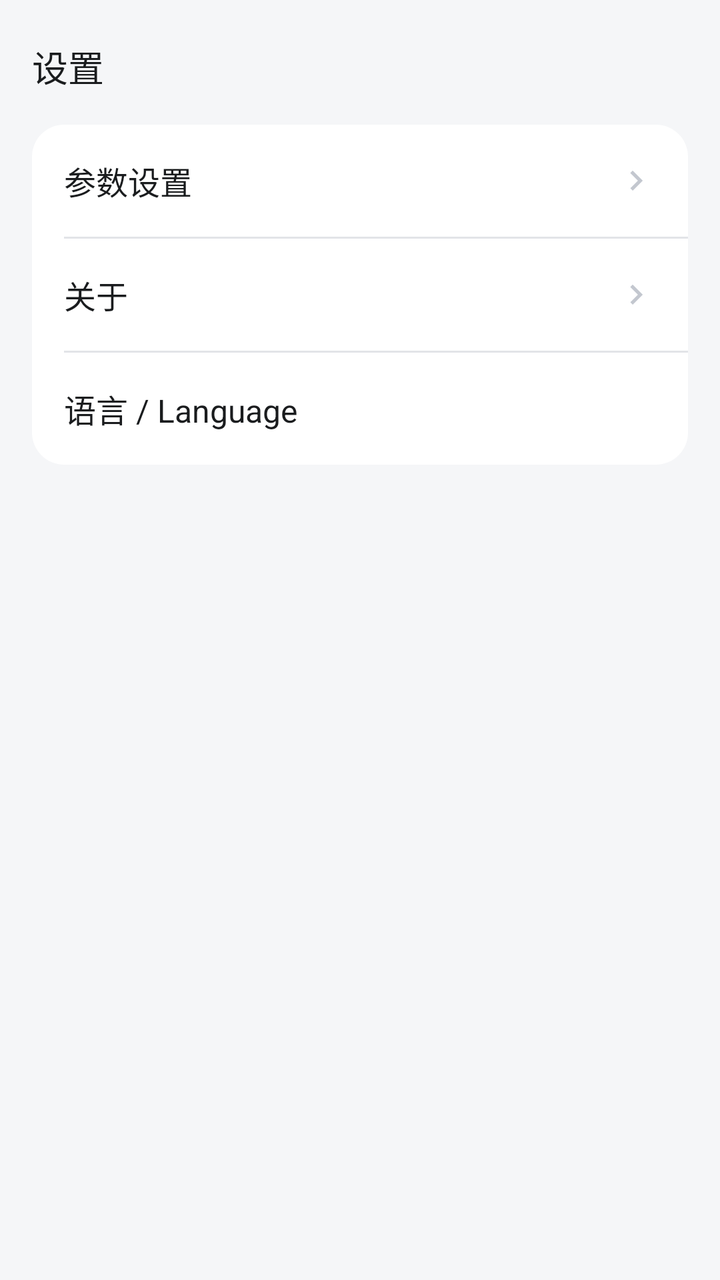
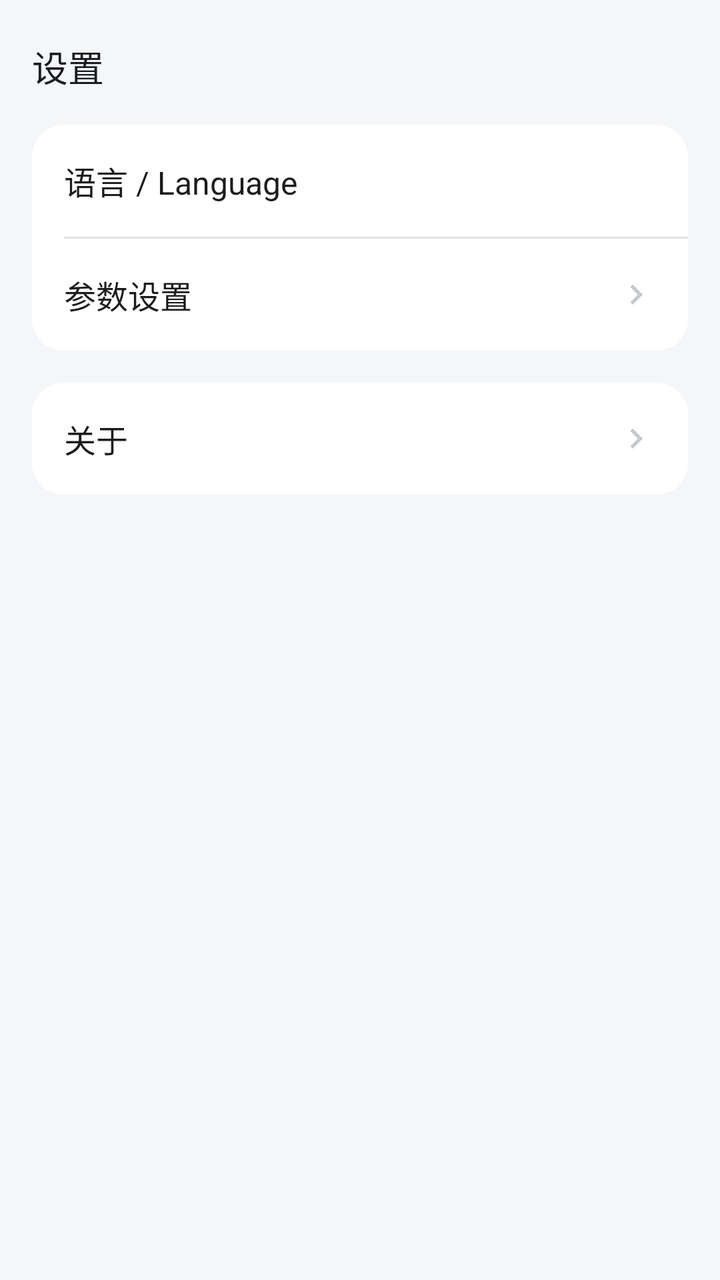

Before-and-after screenshots of an Android layout around one commit, followed by the original layout XML and the change that was made.
<!-- AndroidManifest.xml: application theme Theme.LightShadowArtPhone -->
<!-- res/layout/view_settings.xml -->
<?xml version="1.0" encoding="utf-8"?>
<FrameLayout xmlns:android="http://schemas.android.com/apk/res/android"
    android:layout_width="match_parent"
    android:layout_height="match_parent">

    
    <ScrollView
        android:id="@+id/settings_menu"
        android:layout_width="match_parent"
        android:layout_height="match_parent"
        android:fillViewport="true">

        <LinearLayout
            android:layout_width="match_parent"
            android:layout_height="wrap_content"
            android:orientation="vertical"
            android:paddingStart="16dp"
            android:paddingTop="20dp"
            android:paddingEnd="16dp"
            android:paddingBottom="16dp">

            <TextView
                style="@style/Text.PageTitle"
                android:layout_width="match_parent"
                android:layout_height="wrap_content"
                android:text="@string/tab_settings" />

            
            <TextView
                android:id="@+id/tv_settings_identity"
                style="@style/Text.Hint"
                android:layout_width="match_parent"
                android:layout_height="wrap_content"
                android:layout_marginTop="4dp"
                android:visibility="gone" />

            
            <LinearLayout
                android:layout_width="match_parent"
                android:layout_height="wrap_content"
                android:layout_marginTop="16dp"
                android:background="@drawable/bg_card"
                android:orientation="vertical">

                
                <LinearLayout
                    android:id="@+id/btn_settings_params"
                    style="@style/Settings.Row.Clickable">

                    <TextView
                        style="@style/Text.RowTitle"
                        android:layout_width="0dp"
                        android:layout_height="wrap_content"
                        android:layout_weight="1"
                        android:text="@string/settings_title" />

                    <ImageView
                        android:layout_width="20dp"
                        android:layout_height="20dp"
                        android:contentDescription="@null"
                        android:src="@drawable/ic_chevron_right" />
                </LinearLayout>

                <View
                    android:layout_width="match_parent"
                    android:layout_height="1dp"
                    android:layout_marginStart="16dp"
                    android:background="@color/divider" />

                
                <LinearLayout
                    android:id="@+id/btn_settings_about"
                    style="@style/Settings.Row.Clickable">

                    <TextView
                        style="@style/Text.RowTitle"
                        android:layout_width="0dp"
                        android:layout_height="wrap_content"
                        android:layout_weight="1"
                        android:text="@string/settings_about" />

                    <ImageView
                        android:layout_width="20dp"
                        android:layout_height="20dp"
                        android:contentDescription="@null"
                        android:src="@drawable/ic_chevron_right" />
                </LinearLayout>

                <View
                    android:layout_width="match_parent"
                    android:layout_height="1dp"
                    android:layout_marginStart="16dp"
                    android:background="@color/divider" />

                
                <LinearLayout
                    android:id="@+id/btn_settings_language"
                    style="@style/Settings.Row.Clickable">

                    <TextView
                        style="@style/Text.RowTitle"
                        android:layout_width="0dp"
                        android:layout_height="wrap_content"
                        android:layout_weight="1"
                        android:text="@string/settings_language" />

                    <TextView
                        android:id="@+id/tv_settings_language_value"
                        style="@style/Text.Hint"
                        android:layout_width="wrap_content"
                        android:layout_height="wrap_content" />
                </LinearLayout>
            </LinearLayout>

            
            <LinearLayout
                android:id="@+id/btn_settings_logout"
                style="@style/Settings.Row.Clickable"
                android:layout_marginTop="16dp"
                android:background="@drawable/bg_card"
                android:visibility="gone">

                <TextView
                    style="@style/Text.RowTitle"
                    android:layout_width="0dp"
                    android:layout_height="wrap_content"
                    android:layout_weight="1"
                    android:text="@string/settings_logout" />
            </LinearLayout>
        </LinearLayout>
    </ScrollView>

    
    <ScrollView
        android:id="@+id/settings_params_page"
        android:layout_width="match_parent"
        android:layout_height="match_parent"
        android:fillViewport="true"
        android:visibility="gone">

        <LinearLayout
            android:layout_width="match_parent"
            android:layout_height="wrap_content"
            android:orientation="vertical"
            android:paddingStart="16dp"
            android:paddingTop="20dp"
            android:paddingEnd="16dp"
            android:paddingBottom="16dp">

            
            <LinearLayout
                android:layout_width="match_parent"
                android:layout_height="wrap_content"
                android:gravity="center_vertical"
                android:orientation="horizontal">

                <ImageButton
                    android:id="@+id/btn_settings_params_back"
                    android:layout_width="40dp"
                    android:layout_height="40dp"
                    android:background="?attr/selectableItemBackgroundBorderless"
                    android:contentDescription="@string/action_back"
                    android:padding="8dp"
                    android:scaleType="centerInside"
                    android:src="@drawable/ic_arrow_back" />

                <TextView
                    style="@style/Text.PageTitle"
                    android:layout_width="wrap_content"
                    android:layout_height="wrap_content"
                    android:layout_marginStart="8dp"
                    android:text="@string/settings_title" />
            </LinearLayout>

            <TextView
                android:id="@+id/tv_settings_hint"
                style="@style/Text.Hint"
                android:layout_width="match_parent"
                android:layout_height="wrap_content"
                android:layout_marginTop="6dp"
                android:text="@string/settings_admin_hint" />

            
            <LinearLayout
                android:layout_width="match_parent"
                android:layout_height="wrap_content"
                android:layout_marginTop="16dp"
                android:background="@drawable/bg_card"
                android:orientation="vertical">

                <LinearLayout style="@style/Settings.Row">

                    <TextView
                        style="@style/Text.RowTitle"
                        android:layout_width="0dp"
                        android:layout_height="wrap_content"
                        android:layout_weight="1"
                        android:text="@string/settings_heartbeat" />

                    <EditText
                        android:id="@+id/et_heartbeat"
                        android:layout_width="120dp"
                        android:layout_height="wrap_content"
                        android:background="@null"
                        android:gravity="end"
                        android:inputType="number"
                        android:singleLine="true"
                        android:textColor="@color/text_primary"
                        android:textSize="16sp" />
                </LinearLayout>

                <View
                    android:layout_width="match_parent"
                    android:layout_height="1dp"
                    android:layout_marginStart="16dp"
                    android:background="@color/divider" />

                <LinearLayout style="@style/Settings.Row">

                    <TextView
                        style="@style/Text.RowTitle"
                        android:layout_width="0dp"
                        android:layout_height="wrap_content"
                        android:layout_weight="1"
                        android:text="@string/settings_session_timeout" />

                    <EditText
                        android:id="@+id/et_session_timeout"
                        android:layout_width="120dp"
                        android:layout_height="wrap_content"
                        android:background="@null"
                        android:gravity="end"
                        android:inputType="number"
                        android:singleLine="true"
                        android:textColor="@color/text_primary"
                        android:textSize="16sp" />
                </LinearLayout>

                <View
                    android:layout_width="match_parent"
                    android:layout_height="1dp"
                    android:layout_marginStart="16dp"
                    android:background="@color/divider" />

                <LinearLayout style="@style/Settings.Row">

                    <TextView
                        style="@style/Text.RowTitle"
                        android:layout_width="0dp"
                        android:layout_height="wrap_content"
                        android:layout_weight="1"
                        android:text="@string/settings_no_op_countdown" />

                    <EditText
                        android:id="@+id/et_no_op_countdown"
                        android:layout_width="120dp"
                        android:layout_height="wrap_content"
                        android:background="@null"
                        android:gravity="end"
                        android:inputType="number"
                        android:singleLine="true"
                        android:textColor="@color/text_primary"
                        android:textSize="16sp" />
                </LinearLayout>

                <View
                    android:layout_width="match_parent"
                    android:layout_height="1dp"
                    android:layout_marginStart="16dp"
                    android:background="@color/divider" />

                <LinearLayout style="@style/Settings.Row">

                    <TextView
                        style="@style/Text.RowTitle"
                        android:layout_width="0dp"
                        android:layout_height="wrap_content"
                        android:layout_weight="1"
                        android:text="@string/settings_auto_play" />

                    <EditText
                        android:id="@+id/et_auto_play"
                        android:layout_width="120dp"
                        android:layout_height="wrap_content"
                        android:background="@null"
                        android:gravity="end"
                        android:inputType="number"
                        android:singleLine="true"
                        android:textColor="@color/text_primary"
                        android:textSize="16sp" />
                </LinearLayout>
            </LinearLayout>

            <com.google.android.material.button.MaterialButton
                android:id="@+id/btn_settings_save"
                android:layout_width="match_parent"
                android:layout_height="wrap_content"
                android:layout_marginTop="20dp"
                android:text="@string/settings_save" />
        </LinearLayout>
    </ScrollView>

    
    <ScrollView
        android:id="@+id/settings_about_page"
        android:layout_width="match_parent"
        android:layout_height="match_parent"
        android:fillViewport="true"
        android:visibility="gone">

        <LinearLayout
            android:layout_width="match_parent"
            android:layout_height="wrap_content"
            android:orientation="vertical"
            android:paddingStart="16dp"
            android:paddingTop="20dp"
            android:paddingEnd="16dp"
            android:paddingBottom="16dp">

            
            <LinearLayout
                android:layout_width="match_parent"
                android:layout_height="wrap_content"
                android:gravity="center_vertical"
                android:orientation="horizontal">

                <ImageButton
                    android:id="@+id/btn_settings_about_back"
                    android:layout_width="40dp"
                    android:layout_height="40dp"
                    android:background="?attr/selectableItemBackgroundBorderless"
                    android:contentDescription="@string/action_back"
                    android:padding="8dp"
                    android:scaleType="centerInside"
                    android:src="@drawable/ic_arrow_back" />

                <TextView
                    style="@style/Text.PageTitle"
                    android:layout_width="wrap_content"
                    android:layout_height="wrap_content"
                    android:layout_marginStart="8dp"
                    android:text="@string/settings_about" />
            </LinearLayout>

            
            <LinearLayout
                android:layout_width="match_parent"
                android:layout_height="wrap_content"
                android:layout_marginTop="16dp"
                android:background="@drawable/bg_card"
                android:orientation="vertical">

                <LinearLayout style="@style/Settings.Row">

                    <TextView
                        style="@style/Text.RowTitle"
                        android:layout_width="0dp"
                        android:layout_height="wrap_content"
                        android:layout_weight="1"
                        android:text="@string/about_label_mobile_version" />

                    <TextView
                        android:id="@+id/tv_about_mobile_version"
                        style="@style/Text.RowValue"
                        android:layout_width="wrap_content"
                        android:layout_height="wrap_content" />
                </LinearLayout>

                <View
                    android:layout_width="match_parent"
                    android:layout_height="1dp"
                    android:layout_marginStart="16dp"
                    android:background="@color/divider" />

                <LinearLayout style="@style/Settings.Row">

                    <TextView
                        style="@style/Text.RowTitle"
                        android:layout_width="0dp"
                        android:layout_height="wrap_content"
                        android:layout_weight="1"
                        android:text="@string/about_label_device_version" />

                    <TextView
                        android:id="@+id/tv_about_device_version"
                        style="@style/Text.RowValue"
                        android:layout_width="wrap_content"
                        android:layout_height="wrap_content" />
                </LinearLayout>
            </LinearLayout>

            
            <TextView
                android:id="@+id/tv_about_copyright"
                style="@style/Text.Hint"
                android:layout_width="match_parent"
                android:layout_height="wrap_content"
                android:layout_marginTop="24dp"
                android:gravity="center" />
        </LinearLayout>
    </ScrollView>

</FrameLayout>
<!-- resources referenced by this layout -->
<resources>
  <color name="divider">#E2E4E8</color>
  <color name="text_primary">#1A1C1E</color>
  <!-- drawable bg_card (drawable) -->
  <?xml version="1.0" encoding="utf-8"?>
  <shape xmlns:android="http://schemas.android.com/apk/res/android"
      android:shape="rectangle">
      <solid android:color="@color/card" />
      <corners android:radius="16dp" />
  </shape>
  <!-- drawable ic_arrow_back (drawable) -->
  <?xml version="1.0" encoding="utf-8"?>
  <vector xmlns:android="http://schemas.android.com/apk/res/android"
      android:width="24dp"
      android:height="24dp"
      android:viewportWidth="24"
      android:viewportHeight="24">
      <path
          android:fillColor="@color/text_primary"
          android:pathData="M20,11H7.83l5.59,-5.59L12,4l-8,8 8,8 1.41,-1.41L7.83,13H20v-2z" />
  </vector>
  <!-- drawable ic_chevron_right (drawable) -->
  <?xml version="1.0" encoding="utf-8"?>
  <vector xmlns:android="http://schemas.android.com/apk/res/android"
      android:width="20dp"
      android:height="20dp"
      android:viewportWidth="24"
      android:viewportHeight="24">
      <path
          android:fillColor="@color/icon_muted"
          android:pathData="M10,6L8.59,7.41 13.17,12l-4.58,4.59L10,18l6,-6z" />
  </vector>
  <string name="about_label_device_version">设备端版本</string>
  <string name="about_label_mobile_version">移动端版本</string>
  <string name="action_back">返回</string>
  <string name="settings_about">关于</string>
  <string name="settings_admin_hint">以下参数仅管理员可配置。</string>
  <string name="settings_auto_play">自动播放间隔（分钟）</string>
  <string name="settings_heartbeat">心跳间隔（秒）</string>
  <string name="settings_language">语言 / Language</string>
  <string name="settings_logout">退出账号</string>
  <string name="settings_no_op_countdown">无操作确认倒计时（秒）</string>
  <string name="settings_save">保存参数</string>
  <string name="settings_session_timeout">会话超时时间（分钟）</string>
  <string name="settings_title">参数设置</string>
  <string name="tab_settings">设置</string>
  <style name="Settings.Row" parent="">
          <item name="android:layout_width">match_parent</item>
          <item name="android:layout_height">wrap_content</item>
          <item name="android:minHeight">56dp</item>
          <item name="android:orientation">horizontal</item>
          <item name="android:gravity">center_vertical</item>
          <item name="android:paddingStart">16dp</item>
          <item name="android:paddingEnd">16dp</item>
      </style>
  <style name="Settings.Row.Clickable" parent="Settings.Row">
          <item name="android:clickable">true</item>
          <item name="android:focusable">true</item>
          <item name="android:background">?attr/selectableItemBackground</item>
      </style>
  <style name="Text.Hint" parent="">
          <item name="android:textColor">@color/text_secondary</item>
          <item name="android:textSize">13sp</item>
      </style>
  <style name="Text.PageTitle" parent="">
          <item name="android:textColor">@color/text_primary</item>
          <item name="android:textSize">18sp</item>
          <item name="android:textStyle">normal</item>
      </style>
  <style name="Text.RowTitle" parent="">
          <item name="android:textColor">@color/text_primary</item>
          <item name="android:textSize">16sp</item>
      </style>
  <style name="Text.RowValue" parent="">
          <item name="android:textColor">@color/text_secondary</item>
          <item name="android:textSize">15sp</item>
      </style>
  <style name="Theme.LightShadowArtPhone" parent="Theme.Material3.Light.NoActionBar">
          <item name="colorPrimary">@color/primary</item>
          <item name="colorOnPrimary">#FFFFFF</item>
          <item name="android:colorBackground">@color/surface</item>
          <item name="android:statusBarColor">@color/card</item>
      </style>
  <color name="card">#FFFFFF</color>
  <color name="icon_muted">#C3C7CF</color>
  <color name="text_secondary">#6B7280</color>
  <color name="primary">#2F6FED</color>
  <color name="surface">#F5F6F8</color>
</resources>

<!-- the commit's change to res/layout/view_settings.xml (unified diff, before → after) -->
@@ -44,6 +44,31 @@
 
                 
                 <LinearLayout
+                    android:id="@+id/btn_settings_language"
+                    style="@style/Settings.Row.Clickable">
+
+                    <TextView
+                        style="@style/Text.RowTitle"
+                        android:layout_width="0dp"
+                        android:layout_height="wrap_content"
+                        android:layout_weight="1"
+                        android:text="@string/settings_language" />
+
+                    <TextView
+                        android:id="@+id/tv_settings_language_value"
+                        style="@style/Text.Hint"
+                        android:layout_width="wrap_content"
+                        android:layout_height="wrap_content" />
+                </LinearLayout>
+
+                <View
+                    android:layout_width="match_parent"
+                    android:layout_height="1dp"
+                    android:layout_marginStart="16dp"
+                    android:background="@color/divider" />
+
+                
+                <LinearLayout
                     android:id="@+id/btn_settings_params"
                     style="@style/Settings.Row.Clickable">
 
@@ -59,56 +84,6 @@
                         android:layout_height="20dp"
                         android:contentDescription="@null"
                         android:src="@drawable/ic_chevron_right" />
-                </LinearLayout>
-
-                <View
-                    android:layout_width="match_parent"
-                    android:layout_height="1dp"
-                    android:layout_marginStart="16dp"
-                    android:background="@color/divider" />
-
-                
-                <LinearLayout
-                    android:id="@+id/btn_settings_about"
-                    style="@style/Settings.Row.Clickable">
-
-                    <TextView
-                        style="@style/Text.RowTitle"
-                        android:layout_width="0dp"
-                        android:layout_height="wrap_content"
-                        android:layout_weight="1"
-                        android:text="@string/settings_about" />
-
-                    <ImageView
-                        android:layout_width="20dp"
-                        android:layout_height="20dp"
-                        android:contentDescription="@null"
-                        android:src="@drawable/ic_chevron_right" />
-                </LinearLayout>
-
-                <View
-                    android:layout_width="match_parent"
-                    android:layout_height="1dp"
-                    android:layout_marginStart="16dp"
-                    android:background="@color/divider" />
-
-                
-                <LinearLayout
-                    android:id="@+id/btn_settings_language"
-                    style="@style/Settings.Row.Clickable">
-
-                    <TextView
-                        style="@style/Text.RowTitle"
-                        android:layout_width="0dp"
-                        android:layout_height="wrap_content"
-                        android:layout_weight="1"
-                        android:text="@string/settings_language" />
-
-                    <TextView
-                        android:id="@+id/tv_settings_language_value"
-                        style="@style/Text.Hint"
-                        android:layout_width="wrap_content"
-                        android:layout_height="wrap_content" />
                 </LinearLayout>
             </LinearLayout>
 
@@ -126,6 +101,27 @@
                     android:layout_height="wrap_content"
                     android:layout_weight="1"
                     android:text="@string/settings_logout" />
+            </LinearLayout>
+
+            
+            <LinearLayout
+                android:id="@+id/btn_settings_about"
+                style="@style/Settings.Row.Clickable"
+                android:layout_marginTop="16dp"
+                android:background="@drawable/bg_card">
+
+                <TextView
+                    style="@style/Text.RowTitle"
+                    android:layout_width="0dp"
+                    android:layout_height="wrap_content"
+                    android:layout_weight="1"
+                    android:text="@string/settings_about" />
+
+                <ImageView
+                    android:layout_width="20dp"
+                    android:layout_height="20dp"
+                    android:contentDescription="@null"
+                    android:src="@drawable/ic_chevron_right" />
             </LinearLayout>
         </LinearLayout>
     </ScrollView>
